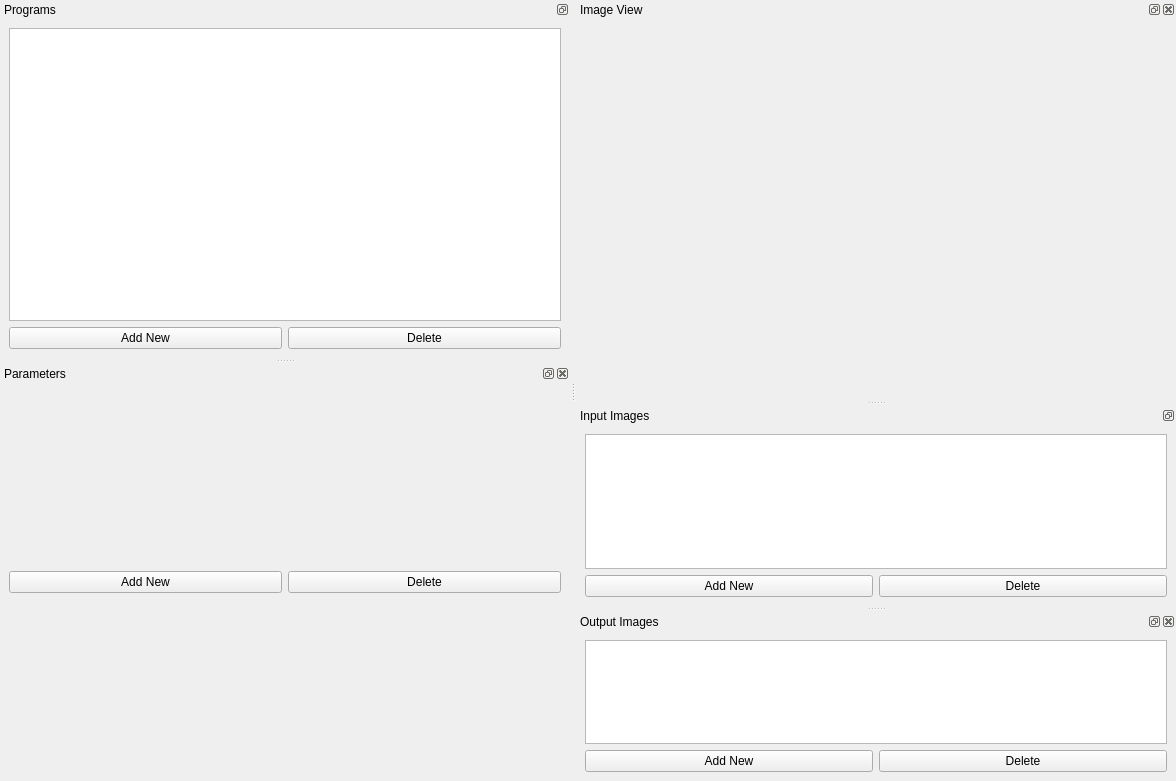
This is src/MainWindow.ui in MilosSubotic/ImageDSP as Qt 5 draws it before an edit. The edited form follows.
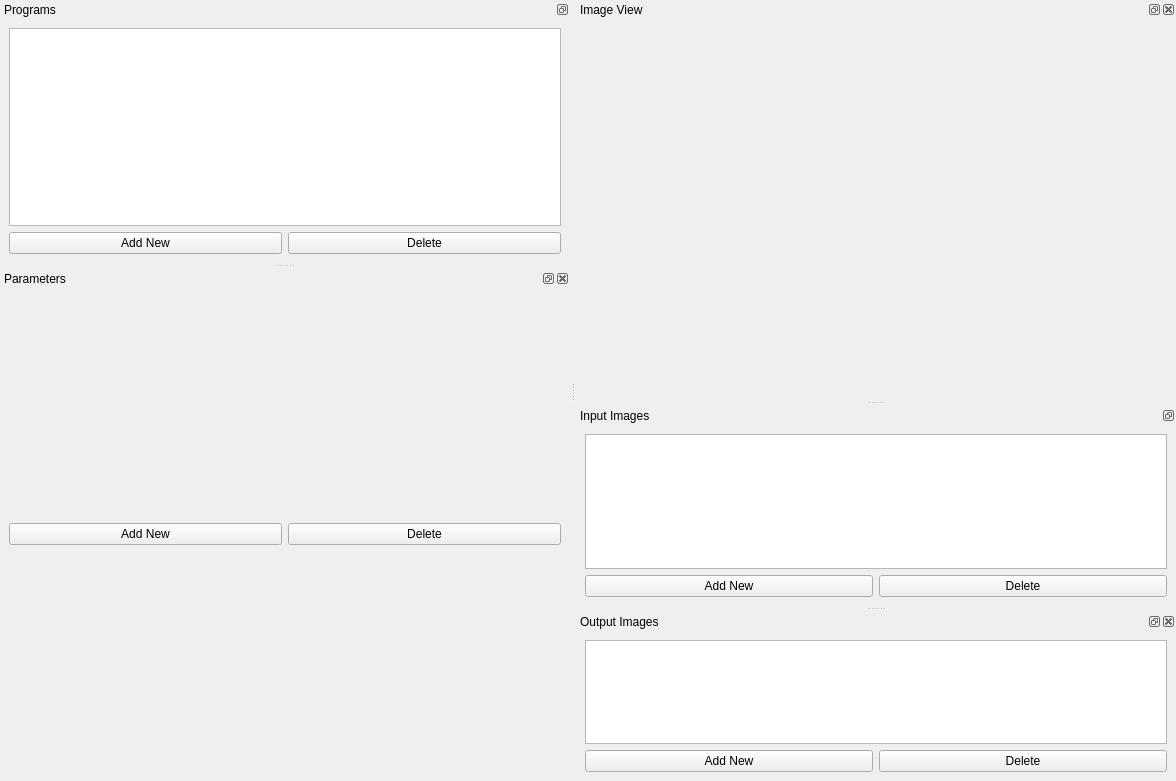
This is the edited form.

```diff
--- a/src/MainWindow.ui
+++ b/src/MainWindow.ui
@@ -50,7 +50,7 @@
    <property name="minimumSize">
     <size>
      <width>300</width>
-     <height>100</height>
+     <height>50</height>
     </size>
    </property>
    <property name="features">
@@ -98,7 +98,7 @@
    <property name="minimumSize">
     <size>
      <width>300</width>
-     <height>300</height>
+     <height>500</height>
     </size>
    </property>
    <property name="windowTitle">
```
